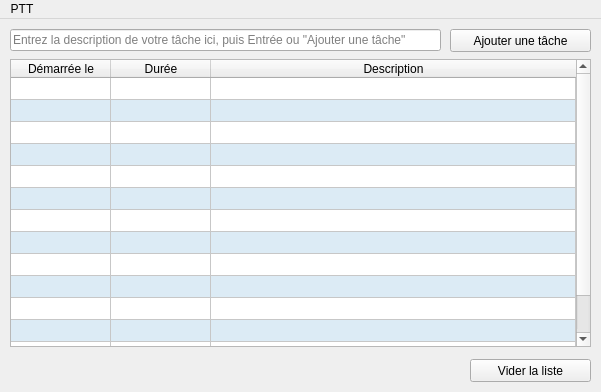
The window that ui/ptt_main.ui (dchlab/ptt) describes before a commit, drawn with Qt 5.
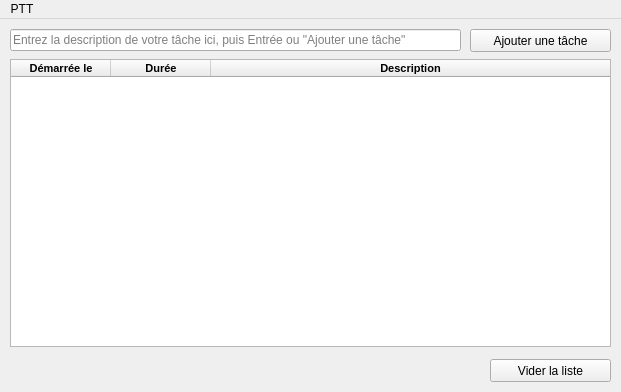
The same window after the commit. Icons and pictures are not drawn.

Patch:
```diff
--- a/ui/ptt_main.ui
+++ b/ui/ptt_main.ui
@@ -6,19 +6,19 @@
    <rect>
     <x>0</x>
     <y>0</y>
-    <width>601</width>
+    <width>621</width>
     <height>392</height>
    </rect>
   </property>
   <property name="minimumSize">
    <size>
-    <width>601</width>
+    <width>621</width>
     <height>392</height>
    </size>
   </property>
   <property name="maximumSize">
    <size>
-    <width>601</width>
+    <width>621</width>
     <height>392</height>
    </size>
   </property>
@@ -38,7 +38,7 @@
      <rect>
       <x>10</x>
       <y>40</y>
-      <width>581</width>
+      <width>601</width>
       <height>288</height>
      </rect>
     </property>
@@ -78,90 +78,44 @@
     <attribute name="verticalHeaderMinimumSectionSize">
      <number>22</number>
     </attribute>
-    <row>
-     <property name="text">
-      <string>New Row</string>
-     </property>
-    </row>
-    <row>
-     <property name="text">
-      <string>New Row</string>
-     </property>
-    </row>
-    <row>
-     <property name="text">
-      <string>New Row</string>
-     </property>
-    </row>
-    <row>
-     <property name="text">
-      <string>New Row</string>
-     </property>
-    </row>
-    <row>
-     <property name="text">
-      <string>New Row</string>
-     </property>
-    </row>
-    <row>
-     <property name="text">
-      <string>New Row</string>
-     </property>
-    </row>
-    <row>
-     <property name="text">
-      <string>New Row</string>
-     </property>
-    </row>
-    <row>
-     <property name="text">
-      <string>New Row</string>
-     </property>
-    </row>
-    <row>
-     <property name="text">
-      <string>New Row</string>
-     </property>
-    </row>
-    <row>
-     <property name="text">
-      <string>New Row</string>
-     </property>
-    </row>
-    <row>
-     <property name="text">
-      <string>New Row</string>
-     </property>
-    </row>
-    <row>
-     <property name="text">
-      <string>New Row</string>
-     </property>
-    </row>
-    <row>
-     <property name="text">
-      <string>New Row</string>
-     </property>
-    </row>
-    <row>
-     <property name="text">
-      <string>New Row</string>
-     </property>
-    </row>
     <column>
      <property name="text">
       <string>     Démarrée le     </string>
      </property>
+     <property name="font">
+      <font>
+       <family>Segoe UI</family>
+       <pointsize>8</pointsize>
+       <weight>75</weight>
+       <bold>true</bold>
+      </font>
+     </property>
     </column>
     <column>
      <property name="text">
       <string>Durée</string>
      </property>
+     <property name="font">
+      <font>
+       <family>Segoe UI</family>
+       <pointsize>8</pointsize>
+       <weight>75</weight>
+       <bold>true</bold>
+      </font>
+     </property>
     </column>
     <column>
      <property name="text">
       <string>Description</string>
      </property>
+     <property name="font">
+      <font>
+       <family>Segoe UI</family>
+       <pointsize>8</pointsize>
+       <weight>75</weight>
+       <bold>true</bold>
+      </font>
+     </property>
     </column>
    </widget>
    <widget class="QLineEdit" name="z_task_to_add">
@@ -169,7 +123,7 @@
      <rect>
       <x>10</x>
       <y>10</y>
-      <width>431</width>
+      <width>451</width>
       <height>22</height>
      </rect>
     </property>
@@ -180,7 +134,7 @@
    <widget class="QPushButton" name="btn_task_add">
     <property name="geometry">
      <rect>
-      <x>450</x>
+      <x>470</x>
       <y>10</y>
       <width>141</width>
       <height>23</height>
@@ -193,7 +147,7 @@
    <widget class="QPushButton" name="btn_lst_tasks_empty">
     <property name="geometry">
      <rect>
-      <x>470</x>
+      <x>490</x>
       <y>340</y>
       <width>121</width>
       <height>23</height>
@@ -209,7 +163,7 @@
     <rect>
      <x>0</x>
      <y>0</y>
-     <width>601</width>
+     <width>621</width>
      <height>19</height>
     </rect>
    </property>
```
